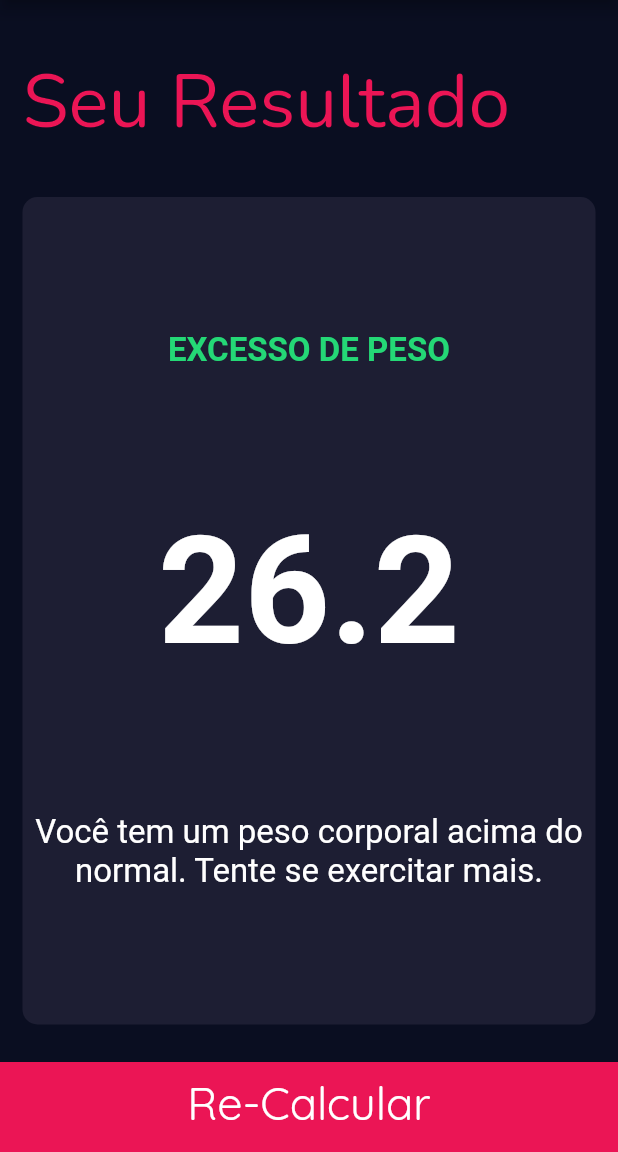
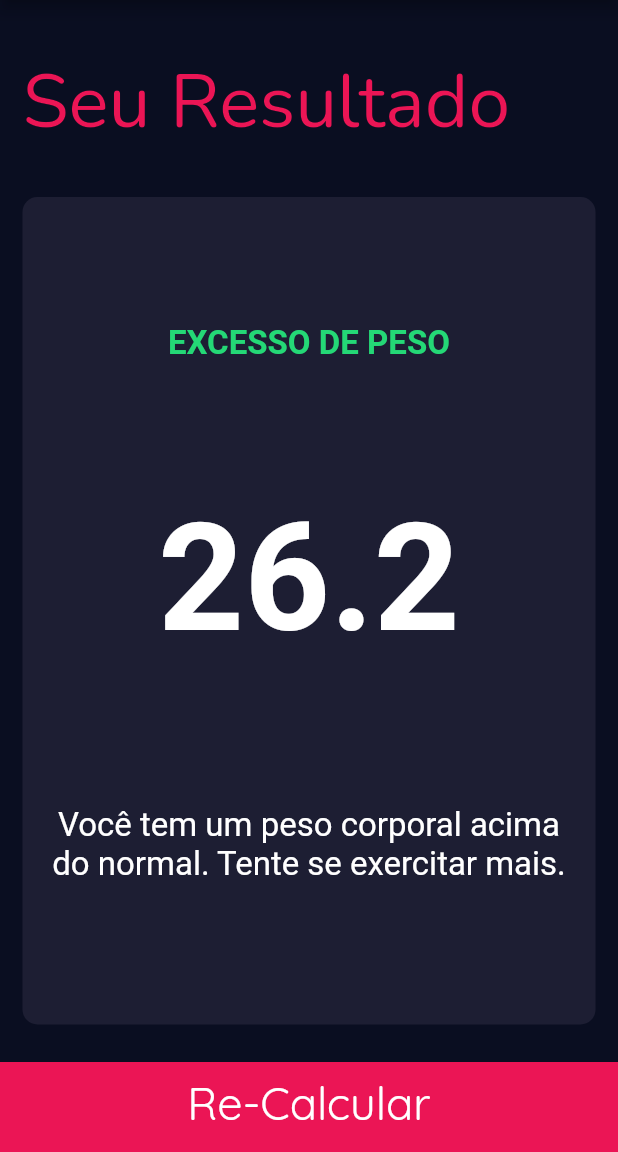
Before and after one commit to Mizaeldouglas/calculadora_imc_flutter, a Flutter app: the screen it shows after launch, after a tap on "Calcular IMC", on a phone screen of 412 x 824 dp, the part 84-1236 px from its top. Run offline on Flutter 3.47's test engine with Material 2 defaults, Android fonts, the phone set to English and light mode, and no system bars; our stand-ins replace font_awesome_flutter, google_fonts.

Commit message:
projeto finalizado

```diff
--- a/lib/screens/results_page.dart
+++ b/lib/screens/results_page.dart
@@ -60,10 +60,13 @@ class ResultsPage extends StatelessWidget {
                     imcResult,
                     style: kBMITextStyle,
                   ),
-                  Text(
-                    interpretation,
-                    textAlign: TextAlign.center,
-                    style: kBodyTextStyle,
+                  Padding(
+                    padding: const EdgeInsets.all(9.0),
+                    child: Text(
+                      interpretation,
+                      textAlign: TextAlign.center,
+                      style: kBodyTextStyle,
+                    ),
                   ),
                 ],
               ),
```
